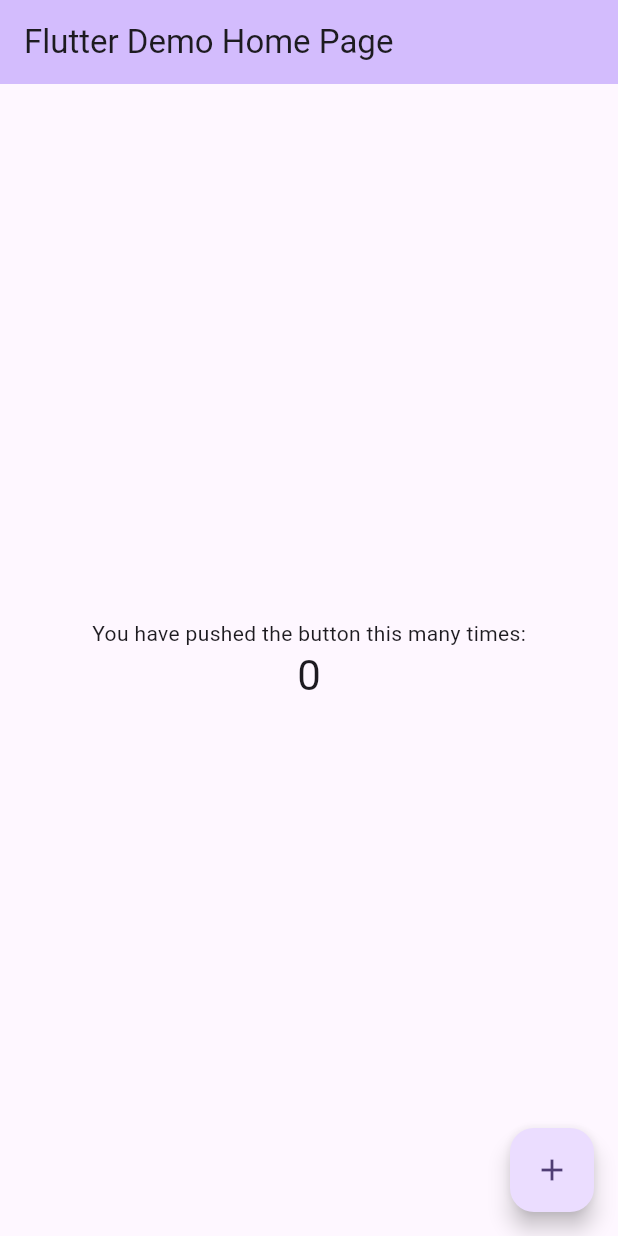
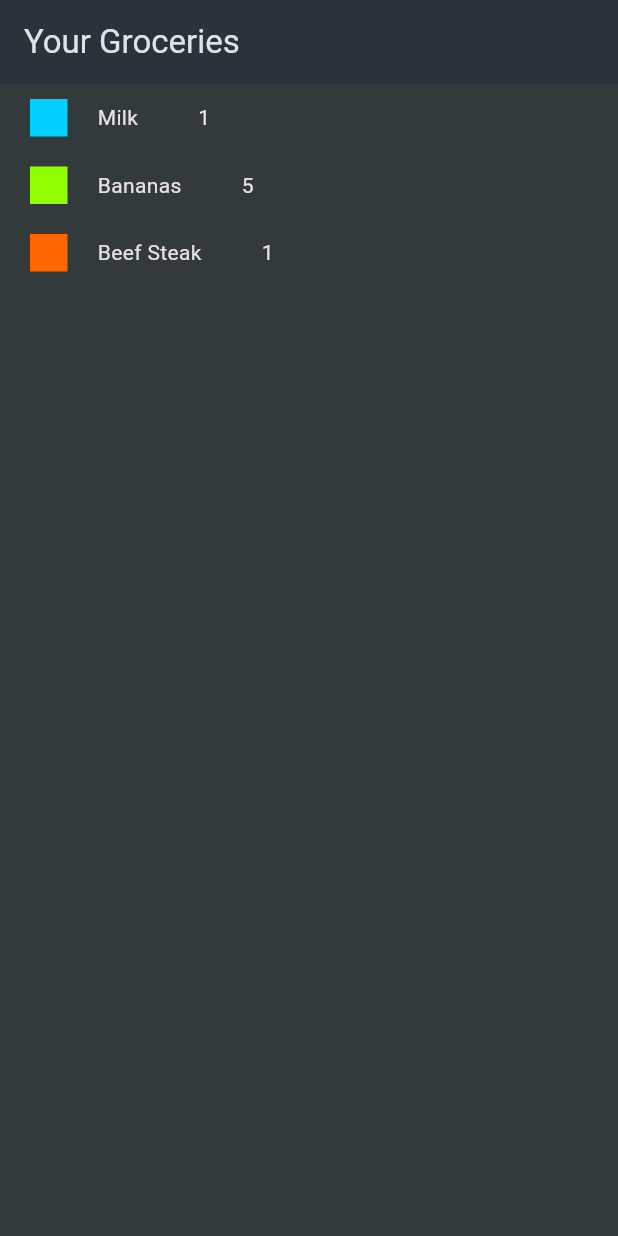
Before and after one commit to baltsaros/shopping_list, a Flutter app: the screen it shows after launch, on a phone screen of 412 x 824 dp. Run offline on Flutter 3.47's test engine with Material 3 defaults, Android fonts, the phone set to English and light mode, and no system bars.

Commit message:
first UI, models and data

```diff
--- /dev/null
+++ b/lib/data/dummy_items.dart
@@ -0,0 +1,21 @@
+import 'package:shopping_list/models/grocery_item.dart';
+import 'package:shopping_list/models/category.dart';
+import 'package:shopping_list/data/categories.dart';
+
+final groceryItems = [
+  GroceryItem(
+      id: 'a',
+      name: 'Milk',
+      quantity: 1,
+      category: categories[Categories.dairy]!),
+  GroceryItem(
+      id: 'b',
+      name: 'Bananas',
+      quantity: 5,
+      category: categories[Categories.fruit]!),
+  GroceryItem(
+      id: 'c',
+      name: 'Beef Steak',
+      quantity: 1,
+      category: categories[Categories.meat]!),
+];
--- a/lib/main.dart
+++ b/lib/main.dart
@@ -1,4 +1,5 @@
 import 'package:flutter/material.dart';
+import 'package:shopping_list/screens/grocery_list.dart';
 
 void main() {
   runApp(const MyApp());
@@ -11,115 +12,16 @@ class MyApp extends StatelessWidget {
   @override
   Widget build(BuildContext context) {
     return MaterialApp(
-      title: 'Flutter Demo',
-      theme: ThemeData(
-        // This is the theme of your application.
-        //
-        // TRY THIS: Try running your application with "flutter run". You'll see
-        // the application has a purple toolbar. Then, without quitting the app,
-        // try changing the seedColor in the colorScheme below to Colors.green
-        // and then invoke "hot reload" (save your changes or press the "hot
-        // reload" button in a Flutter-supported IDE, or press "r" if you used
-        // the command line to start the app).
-        //
-        // Notice that the counter didn't reset back to zero; the application
-        // state is not lost during the reload. To reset the state, use hot
-        // restart instead.
-        //
-        // This works for code too, not just values: Most code changes can be
-        // tested with just a hot reload.
-        colorScheme: ColorScheme.fromSeed(seedColor: Colors.deepPurple),
-        useMaterial3: true,
+      title: 'Flutter Groceries',
+      theme: ThemeData.dark().copyWith(
+        colorScheme: ColorScheme.fromSeed(
+          seedColor: const Color.fromARGB(255, 147, 229, 250),
+          brightness: Brightness.dark,
+          surface: const Color.fromARGB(255, 42, 51, 59),
+        ),
+        scaffoldBackgroundColor: const Color.fromARGB(255, 50, 58, 60),
       ),
-      home: const MyHomePage(title: 'Flutter Demo Home Page'),
+      home: const GroceryList(),
     );
   }
 }
-
-class MyHomePage extends StatefulWidget {
-  const MyHomePage({super.key, required this.title});
-
-  // This widget is the home page of your application. It is stateful, meaning
-  // that it has a State object (defined below) that contains fields that affect
-  // how it looks.
-
-  // This class is the configuration for the state. It holds the values (in this
-  // case the title) provided by the parent (in this case the App widget) and
-  // used by the build method of the State. Fields in a Widget subclass are
-  // always marked "final".
-
-  final String title;
-
-  @override
-  State<MyHomePage> createState() => _MyHomePageState();
-}
-
-class _MyHomePageState extends State<MyHomePage> {
-  int _counter = 0;
-
-  void _incrementCounter() {
-    setState(() {
-      // This call to setState tells the Flutter framework that something has
-      // changed in this State, which causes it to rerun the build method below
-      // so that the display can reflect the updated values. If we changed
-      // _counter without calling setState(), then the build method would not be
-      // called again, and so nothing would appear to happen.
-      _counter++;
-    });
-  }
-
-  @override
-  Widget build(BuildContext context) {
-    // This method is rerun every time setState is called, for instance as done
-    // by the _incrementCounter method above.
-    //
-    // The Flutter framework has been optimized to make rerunning build methods
-    // fast, so that you can just rebuild anything that needs updating rather
-    // than having to individually change instances of widgets.
-    return Scaffold(
-      appBar: AppBar(
-        // TRY THIS: Try changing the color here to a specific color (to
-        // Colors.amber, perhaps?) and trigger a hot reload to see the AppBar
-        // change color while the other colors stay the same.
-        backgroundColor: Theme.of(context).colorScheme.inversePrimary,
-        // Here we take the value from the MyHomePage object that was created by
-        // the App.build method, and use it to set our appbar title.
-        title: Text(widget.title),
-      ),
-      body: Center(
-        // Center is a layout widget. It takes a single child and positions it
-        // in the middle of the parent.
-        child: Column(
-          // Column is also a layout widget. It takes a list of children and
-          // arranges them vertically. By default, it sizes itself to fit its
-          // children horizontally, and tries to be as tall as its parent.
-          //
-          // Column has various properties to control how it sizes itself and
-          // how it positions its children. Here we use mainAxisAlignment to
-          // center the children vertically; the main axis here is the vertical
-          // axis because Columns are vertical (the cross axis would be
-          // horizontal).
-          //
-          // TRY THIS: Invoke "debug painting" (choose the "Toggle Debug Paint"
-          // action in the IDE, or press "p" in the console), to see the
-          // wireframe for each widget.
-          mainAxisAlignment: MainAxisAlignment.center,
-          children: <Widget>[
-            const Text(
-              'You have pushed the button this many times:',
-            ),
-            Text(
-              '$_counter',
-              style: Theme.of(context).textTheme.headlineMedium,
-            ),
-          ],
-        ),
-      ),
-      floatingActionButton: FloatingActionButton(
-        onPressed: _incrementCounter,
-        tooltip: 'Increment',
-        child: const Icon(Icons.add),
-      ), // This trailing comma makes auto-formatting nicer for build methods.
-    );
-  }
-}
--- /dev/null
+++ b/lib/models/category.dart
@@ -0,0 +1,21 @@
+import 'package:flutter/material.dart';
+
+enum Categories {
+  vegetables,
+  fruit,
+  meat,
+  dairy,
+  carbs,
+  sweets,
+  spices,
+  convenience,
+  hygiene,
+  other
+}
+
+class Category {
+  const Category(this.name, this.color);
+
+  final String name;
+  final Color color;
+}
--- /dev/null
+++ b/lib/models/grocery_item.dart
@@ -0,0 +1,15 @@
+import 'package:shopping_list/models/category.dart';
+
+class GroceryItem {
+  const GroceryItem({
+    required this.id,
+    required this.name,
+    required this.quantity,
+    required this.category,
+  });
+
+  final String id;
+  final String name;
+  final int quantity;
+  final Category category;
+}
--- /dev/null
+++ b/lib/screens/grocery_list.dart
@@ -0,0 +1,25 @@
+import 'package:flutter/material.dart';
+import 'package:shopping_list/data/dummy_items.dart';
+import 'package:shopping_list/models/grocery_item.dart';
+import 'package:shopping_list/widgets/grocery.dart';
+
+class GroceryList extends StatelessWidget {
+  const GroceryList({super.key});
+
+  @override
+  Widget build(BuildContext context) {
+    final List<GroceryItem> groceries = groceryItems;
+    return Scaffold(
+      appBar: AppBar(
+        title: const Text('Your Groceries'),
+      ),
+      body: ListView.builder(
+        itemCount: groceries.length,
+        itemBuilder: (ctx, i) => Dismissible(
+          key: ValueKey(groceries[i]),
+          child: Grocery(grocery: groceries[i]),
+        ),
+      ),
+    );
+  }
+}
--- /dev/null
+++ b/lib/widgets/grocery.dart
@@ -0,0 +1,43 @@
+import 'package:flutter/material.dart';
+import 'package:shopping_list/models/grocery_item.dart';
+
+class Grocery extends StatelessWidget {
+  const Grocery({
+    super.key,
+    required this.grocery,
+  });
+
+  final GroceryItem grocery;
+
+  @override
+  Widget build(BuildContext context) {
+    return Container(
+      color: Theme.of(context).scaffoldBackgroundColor,
+      child: Padding(
+        padding: const EdgeInsets.symmetric(
+          horizontal: 20,
+          vertical: 10,
+        ),
+        child: Row(
+          children: [
+            Container(
+              height: 25,
+              width: 25,
+              decoration: BoxDecoration(
+                color: grocery.category.color,
+              ),
+            ),
+            const SizedBox(
+              width: 20,
+            ),
+            Text(grocery.name),
+            const SizedBox(
+              width: 40,
+            ),
+            Text((grocery.quantity).toString()),
+          ],
+        ),
+      ),
+    );
+  }
+}
```
Also changed, not shown: lib/data/categories.dart (added, +46 -0 lines).
